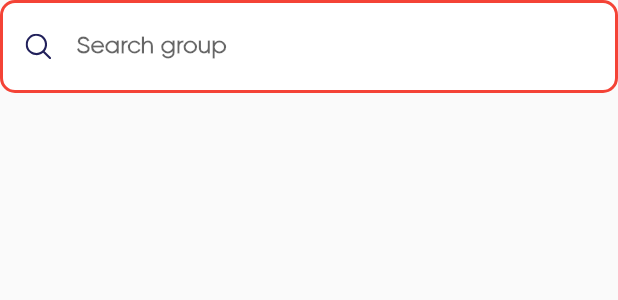
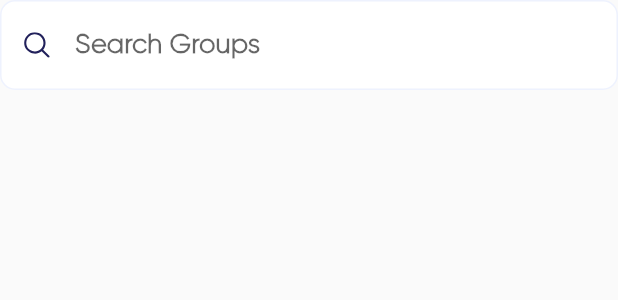
Before and after one commit to bannarisoftwares/Box_UI, a Flutter app: the BoxSearch widget shown alone on an empty page, opened directly, on a phone screen of 412 x 824 dp. Shown: the top 300 px of the screen. Run offline on Flutter 3.47's test engine with Material 2 defaults, Android fonts, the phone set to English and light mode, and no system bars; our stand-ins replace flutter_svg.

Commit message:
Added border color for search widgets

```diff
--- a/lib/src/shared/app_colors.dart
+++ b/lib/src/shared/app_colors.dart
@@ -4,3 +4,4 @@ const Color kcPrimaryColor = Color(0xff22215B);
 const Color kcMediumGreyColor = Color(0xff868686);
 const Color kcLightGreyColor = Color(0xffe5e5e5);
 const Color kcVeryLightGreyColor = Color(0xfff2f2f2);
+const Color kcBorderColor = Color(0xffEEF2FE);
--- a/lib/src/shared/styles.dart
+++ b/lib/src/shared/styles.dart
@@ -5,12 +5,12 @@ import 'package:flutter/cupertino.dart';
 // To make it clear which weight we are using, we'll define the weight even for regular
 // fonts
 const TextStyle heading1Style = TextStyle(
-  fontSize: 34,
+  fontSize: 28,
   fontWeight: FontWeight.w400,
 );
 
 const TextStyle heading2Style = TextStyle(
-  fontSize: 28,
+  fontSize: 18,
   fontWeight: FontWeight.w600,
 );
 
--- a/lib/src/widgets/box_search.dart
+++ b/lib/src/widgets/box_search.dart
@@ -1,3 +1,5 @@
+import 'package:box_ui/box_ui.dart';
+import 'package:box_ui/src/shared/styles.dart';
 import 'package:flutter/cupertino.dart';
 import 'package:flutter/material.dart';
 import 'package:flutter_svg/svg.dart';
@@ -13,11 +15,11 @@ class BoxSearch extends StatelessWidget {
         decoration: BoxDecoration(
             color: Colors.white,
             borderRadius: BorderRadius.circular(10),
-            border: Border.all(color: Colors.red, width: 2)),
+            border: Border.all(color: kcBorderColor, width: 1)),
         child: TextField(
           decoration: InputDecoration(
-            hintText: "Search group",
-            hintStyle: TextStyle(fontWeight: FontWeight.w600),
+            hintText: "Search Groups",
+            hintStyle: heading2Style,
             border: InputBorder.none,
             icon: SvgPicture.asset(
               "lib/assets/icons/search.svg",
```
